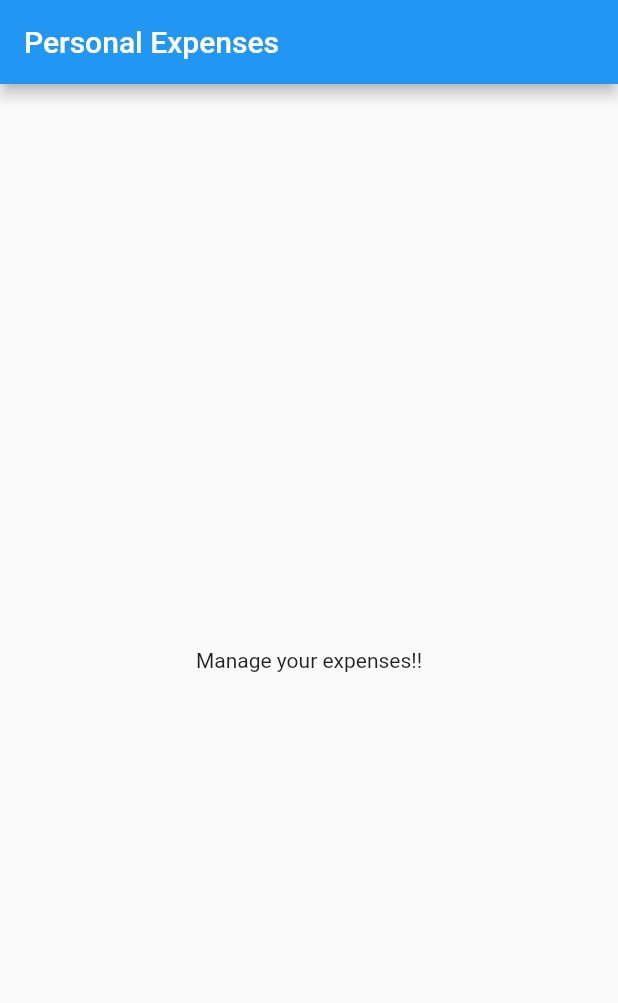
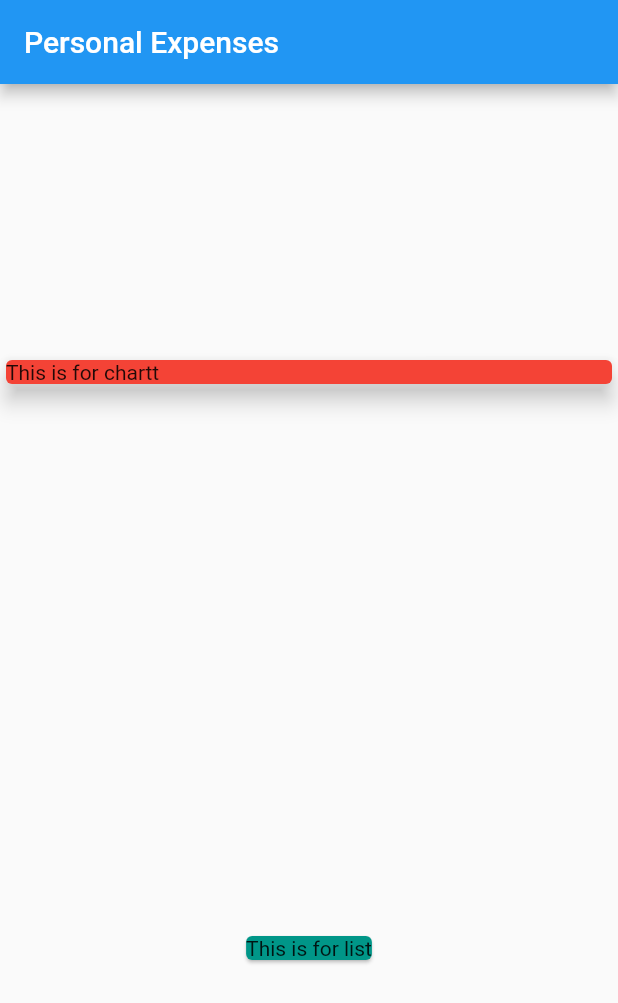
Before and after one commit to Shivamishra21/personal_expenses, a Flutter app: the screen it shows after launch, on a phone screen of 412 x 824 dp. Shown: the top 1003 px of the screen. Run offline on Flutter 3.47's test engine with Material 2 defaults, Android fonts, the phone set to English and light mode, and no system bars.

Commit message:
created transaction

```diff
--- a/lib/main.dart
+++ b/lib/main.dart
@@ -16,12 +16,21 @@ class MyHomePage extends StatelessWidget {
   @override
   Widget build(BuildContext context) {
     return Scaffold(
-      appBar: AppBar(
-        title: Text("Personal Expenses"),
-      ),
-      body: Center(
-        child: Text("Manage your expenses!!"),
-      ),
-    );
+        appBar: AppBar(
+          title: Text("Personal Expenses"),
+        ),
+        body: Column(
+          mainAxisAlignment: MainAxisAlignment.spaceAround,
+          children: [
+            Container(
+                width: double.infinity,
+                child: Card(
+                  child: Text("This is for chartt"),
+                  color: Colors.red,
+                  elevation: 6,
+                )),
+            Card(child: Text("This is for list"), color: Colors.teal)
+          ],
+        ));
   }
 }
--- /dev/null
+++ b/lib/transaction.dart
@@ -0,0 +1,14 @@
+class Transaction {
+  final String id;
+  final String title;
+  final double amount;
+  final DateTime date;
+//  final keyword makes variable runtime constant i.e. value is assigned at run time instead of compile time
+
+Transaction({
+    this.id,
+    this.title,
+    this.amount,
+    this.date,
+})
+}
```
Also changed, not shown: 1 other file.
